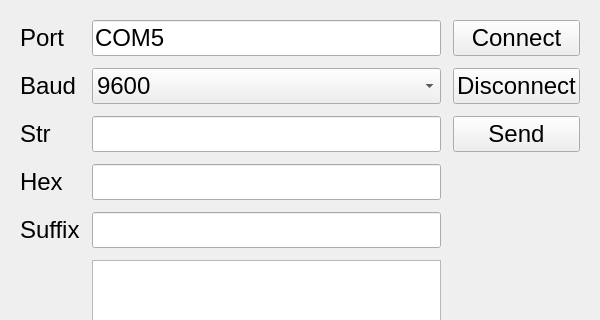
The window that Terminal.ui (salinsalins/TangoUtils) describes before a commit, drawn with Qt 5; both pictures show x 0 to 600 and y 0 to 320 of the 600 by 619 pixel window.
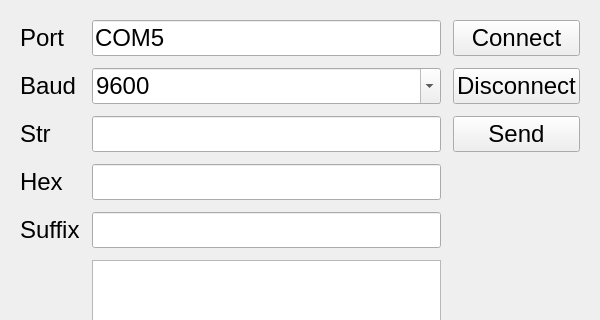
The same window after the commit. Icons and pictures are not drawn.

```diff
--- a/Terminal.ui
+++ b/Terminal.ui
@@ -225,6 +225,9 @@
           <pointsize>18</pointsize>
          </font>
         </property>
+        <property name="editable">
+         <bool>true</bool>
+        </property>
         <property name="currentIndex">
          <number>1</number>
         </property>
```
